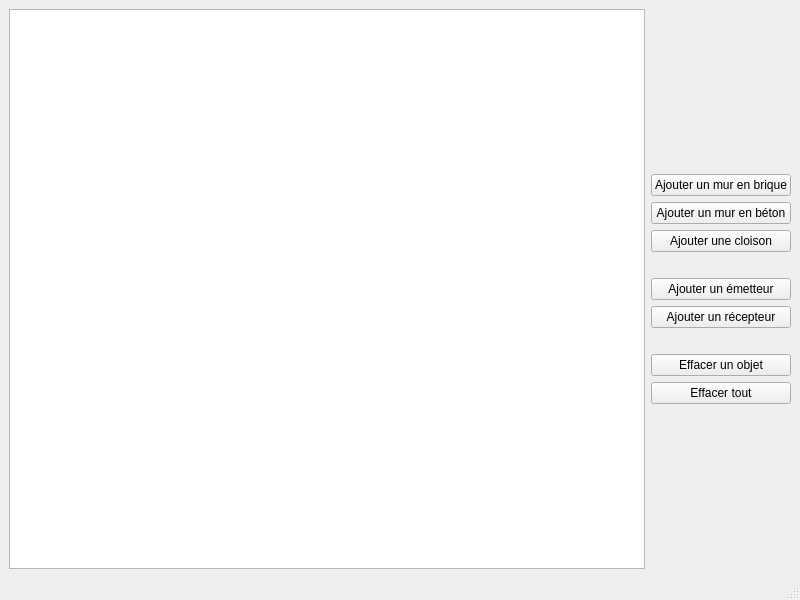
First picture: the form in mainwindow.ui, repository mathphi/TelecomPhysics_ProjectBA3, before the edit.
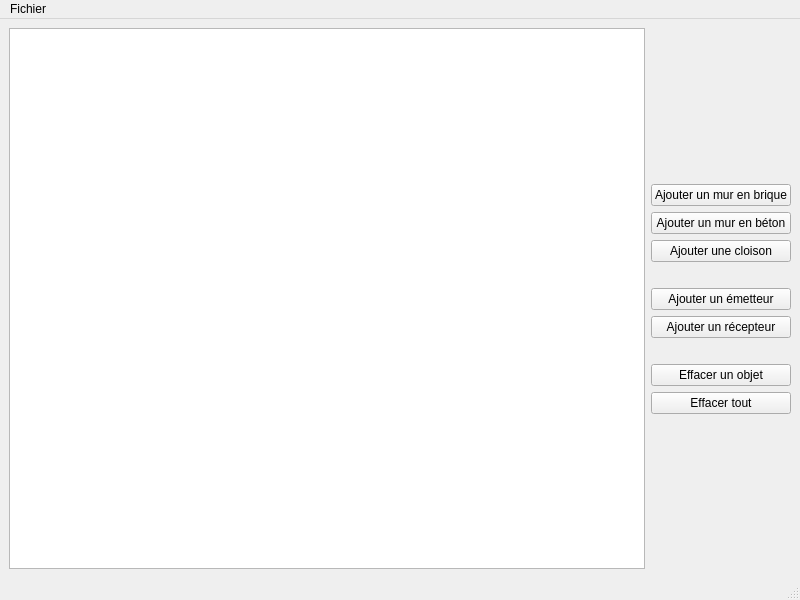
Second picture: the form after the edit.

```diff
--- a/mainwindow.ui
+++ b/mainwindow.ui
@@ -146,6 +146,16 @@
      <height>26</height>
     </rect>
    </property>
+   <widget class="QMenu" name="menuFichier">
+    <property name="title">
+     <string>Fichier</string>
+    </property>
+    <addaction name="actionOpen"/>
+    <addaction name="actionSave"/>
+    <addaction name="separator"/>
+    <addaction name="actionExit"/>
+   </widget>
+   <addaction name="menuFichier"/>
   </widget>
   <widget class="QStatusBar" name="statusbar"/>
  </widget>
```
Left out of the diff: 15 changed lines with no effect on the pictures.
